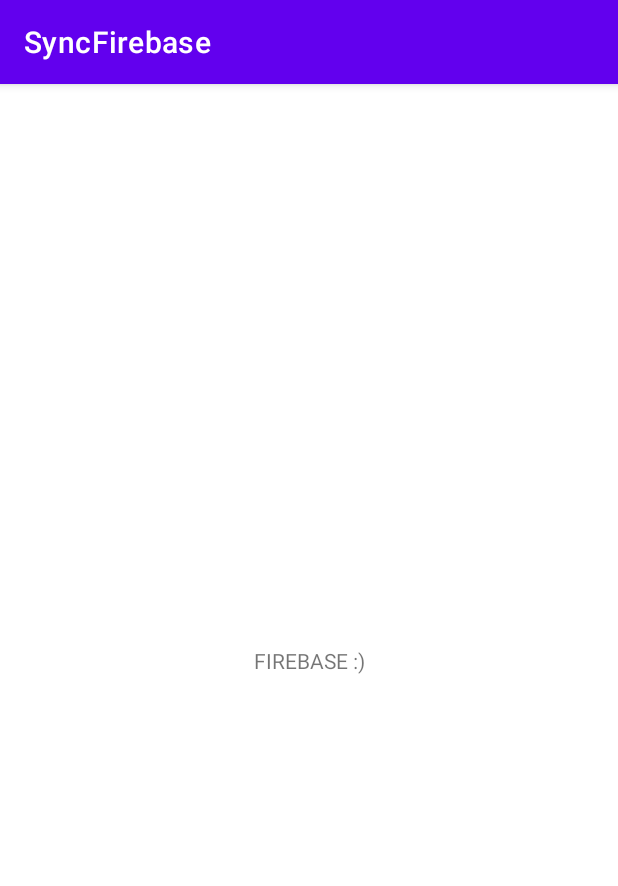
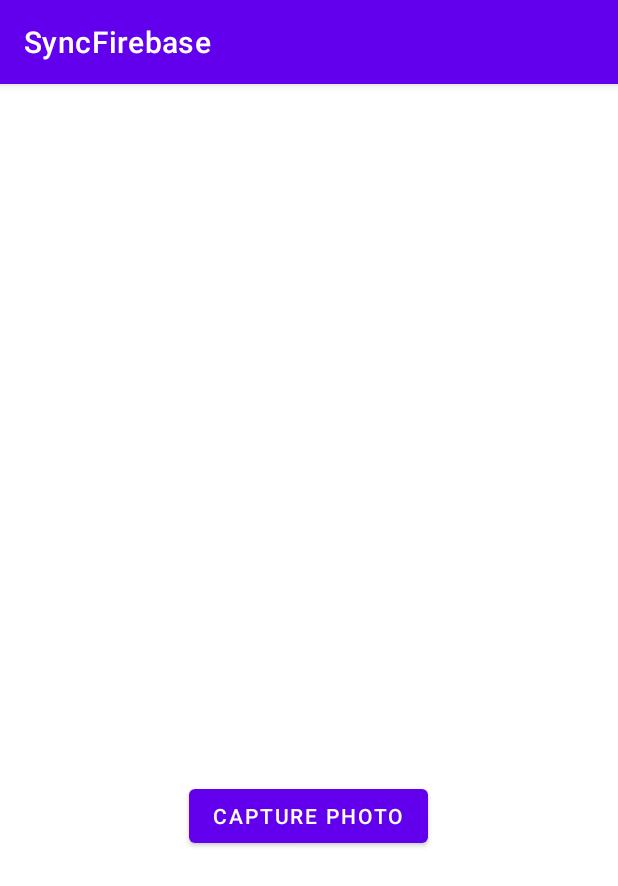
Before and after one commit to CharlieFloresV/BaseFirebase012022, an Android app: the screen it shows after launch (MainActivity), on a phone screen of 412 x 824 dp. Shown: the top 886 px of the screen. Run offline under Robolectric (Android 15) with nearby library versions, the phone set to English and light mode, and no system bars.

Commit message:
002 Parte 1: Tomar una foto y ajustarla a un imageView para mostrarla al usr

```diff
--- a/app/src/main/AndroidManifest.xml
+++ b/app/src/main/AndroidManifest.xml
@@ -3,6 +3,8 @@
     package="com.example.syncfirebase">
 
     <uses-permission android:name="android.permission.INTERNET"/>
+    <uses-feature android:name="android.hardware.camera"
+        android:required="true"/>
 
     <application
         android:allowBackup="true"
--- a/app/src/main/java/com/example/syncfirebase/MainActivity.kt
+++ b/app/src/main/java/com/example/syncfirebase/MainActivity.kt
@@ -1,75 +1,63 @@
 package com.example.syncfirebase
 
+import android.content.ActivityNotFoundException
+import android.content.Intent
+import android.graphics.Bitmap
 import androidx.appcompat.app.AppCompatActivity
 import android.os.Bundle
-import android.util.Log
-import com.google.firebase.firestore.FirebaseFirestore
+import android.provider.MediaStore
+import android.widget.Button
+import android.widget.ImageView
+import android.widget.Toast
 
 class MainActivity : AppCompatActivity() {
+
+    //Se crea fuera de onCreate porque se usará en otros lugares
+    private lateinit var imageView: ImageView
+    private lateinit var iconView: ImageView
+    private val REQUEST_IMAGE_CAPTURE = 1
 
     override fun onCreate(savedInstanceState: Bundle?) {
         super.onCreate(savedInstanceState)
         setContentView(R.layout.activity_main)
 
-        //Obtener instancia de Firestore
-        val db = FirebaseFirestore.getInstance()
+        val btnTakePhoto = findViewById<Button>(R.id.btnCapture)
+        imageView = findViewById(R.id.ivFoto)
+        iconView = findViewById(R.id.ivFoto2)
 
-        //Leer datos de un documento ¡¡¡UNA ÚNICA VES!!!
-        db.collection("ciudades").document("PR").get().addOnSuccessListener { document ->
-            document?.let {
-                /*
-                * Esta es una forma de recuperar un documento e ir accediendo a cada valor con su get...
-                * val population = document.getLong("population")
-                *
-                * val color = document.getString("color")
-                * Log.d("Charlie", "Valor recuperado ${document.data}")
-                * Log.d("Charlie", "Valor de  population = $population")
-                * Log.d("Charlie", "Valor de color =  $color")
-                */
+        btnTakePhoto.setOnClickListener {
+            dispatchTakePhotoIntent()
+        }
+    }
 
-                /*
-                * Esta es otr forma de acceder, primero al objeto y después a sus datos por medio
-                * del objeto
-                */
-                val ciudad = document.toObject(Ciudad::class.java)
-                Log.d("Charlie", "Valor recuperado $ciudad")
-                Log.d("Charlie", "population: ${ciudad?.population}")
-                Log.d("Charlie", "color: ${ciudad?.color}")
-                Log.d("Charlie", "clima: ${ciudad?.clima}")
-            }
-        }.addOnFailureListener { exception ->
-            Log.d("FBerror", exception.toString())
+    private fun dispatchTakePhotoIntent(){
+        // Lo que hace el siguiente intent es buscar cualquier aplicación que mediante ese flag
+        // levante la camara, todos los dispositivos hoy en día ya tienen por lo menos una
+        // aplicación para tomar foto, sin embargo se debe manejar una exception con try y catch
+        // por si no se tiene instalada ninguna.
+        val takePictureIntent = Intent(MediaStore.ACTION_IMAGE_CAPTURE)
+
+        try {
+            startActivityForResult(takePictureIntent, REQUEST_IMAGE_CAPTURE)
+        }catch (e: ActivityNotFoundException){
+            Toast.makeText(this, "No tiene instalada ninguna app para tomar foto", Toast.LENGTH_SHORT).show()
         }
+    }
 
-        //Leer datos de un documento ¡¡¡EN TIEMPO REAL!!!
-        db.collection("ciudades").document("PR").addSnapshotListener { documentSnapshot, firebaseFirestoreException ->
-            documentSnapshot?.let {document ->
-                val ciudad = document.toObject(Ciudad::class.java)//Ciudad es la clase creada más abajo, se hace de esta forma por comodidad
-                Log.d("Charlie", "Sync Valor recuperado $ciudad")
-                Log.d("Charlie", "Sync population: ${ciudad?.population}")
-                Log.d("Charlie", "Sync color: ${ciudad?.color}")
-                Log.d("Charlie", "Sync clima: ${ciudad?.clima}")
-            }
+    override fun onActivityResult(requestCode: Int, resultCode: Int, data: Intent?) {
+        super.onActivityResult(requestCode, resultCode, data)
+
+        if(requestCode == REQUEST_IMAGE_CAPTURE && resultCode == RESULT_OK){
+
+            // El siguiente "as Bitmap es un casteo, ya que "data" vuelve del Intent" y puede ser
+            // cualquier tipo de data que en este caso estamos casteando el resultado que viene de
+            // la camara a un "Bitmap".
+            val imageBitmap = data?.extras?.get("data") as Bitmap
+
+            // Lo que hace posible el ajuste de la foto a los margenes creados del imageView es el
+            // atributo scaleType cuyo valor es "centerCrop"
+            imageView.setImageBitmap(imageBitmap)
+            iconView.setImageBitmap(imageBitmap)
         }
-
-        //Agregar un documento con datos
-        //Importante: Si el documento ya existe lo sobreescribirá y si lo que le pasemos al set() no
-        // tiene alguno de los datos que maneja lo inicializará como lo indique la data class si es
-        // que fue definido un valor default.
-        db.collection("ciudades").document("EM").set(Ciudad(5000, "rojo")).addOnSuccessListener {
-            Log.d("Charlie", "Ciudad agregada correctamente")
-        }.addOnFailureListener { exception ->
-            Log.d("FBerror", exception.toString())
-        }
-
     }
 }
-
-/*
-* Una forma cómo para trabajar es creando una clase para nuestro documento que queremos manipular,
-* de esta forma tendremos presente de manera clara los datos que contiene e incluso controlar
-* sus valores por default si se agrega un nuevo dato.
-*  */
-data class Ciudad(val population: Int = 0,
-                  val color: String = "",
-                  val clima: Int = 0)
--- a/app/src/main/res/layout/activity_main.xml
+++ b/app/src/main/res/layout/activity_main.xml
@@ -1,18 +1,34 @@
 <?xml version="1.0" encoding="utf-8"?>
-<androidx.constraintlayout.widget.ConstraintLayout xmlns:android="http://schemas.android.com/apk/res/android"
+<androidx.appcompat.widget.LinearLayoutCompat xmlns:android="http://schemas.android.com/apk/res/android"
     xmlns:app="http://schemas.android.com/apk/res-auto"
     xmlns:tools="http://schemas.android.com/tools"
     android:layout_width="match_parent"
     android:layout_height="match_parent"
+    android:orientation="vertical"
+    android:gravity="center"
     tools:context=".MainActivity">
 
-    <TextView
+    <ImageView
+        android:id="@+id/ivFoto"
+        android:layout_width="250dp"
+        android:layout_height="250dp"
+        android:scaleType="centerCrop"/>
+
+    <Button
+        android:id="@+id/btnCapture"
         android:layout_width="wrap_content"
         android:layout_height="wrap_content"
-        android:text="FIREBASE :)"
+        android:layout_marginTop="8dp"
+        android:text="Capture Photo"
         app:layout_constraintBottom_toBottomOf="parent"
         app:layout_constraintLeft_toLeftOf="parent"
         app:layout_constraintRight_toRightOf="parent"
         app:layout_constraintTop_toTopOf="parent" />
 
-</androidx.constraintlayout.widget.ConstraintLayout>
+    <ImageView
+        android:id="@+id/ivFoto2"
+        android:layout_width="50dp"
+        android:layout_height="50dp"
+        android:scaleType="centerCrop"/>
+
+</androidx.appcompat.widget.LinearLayoutCompat>
```
